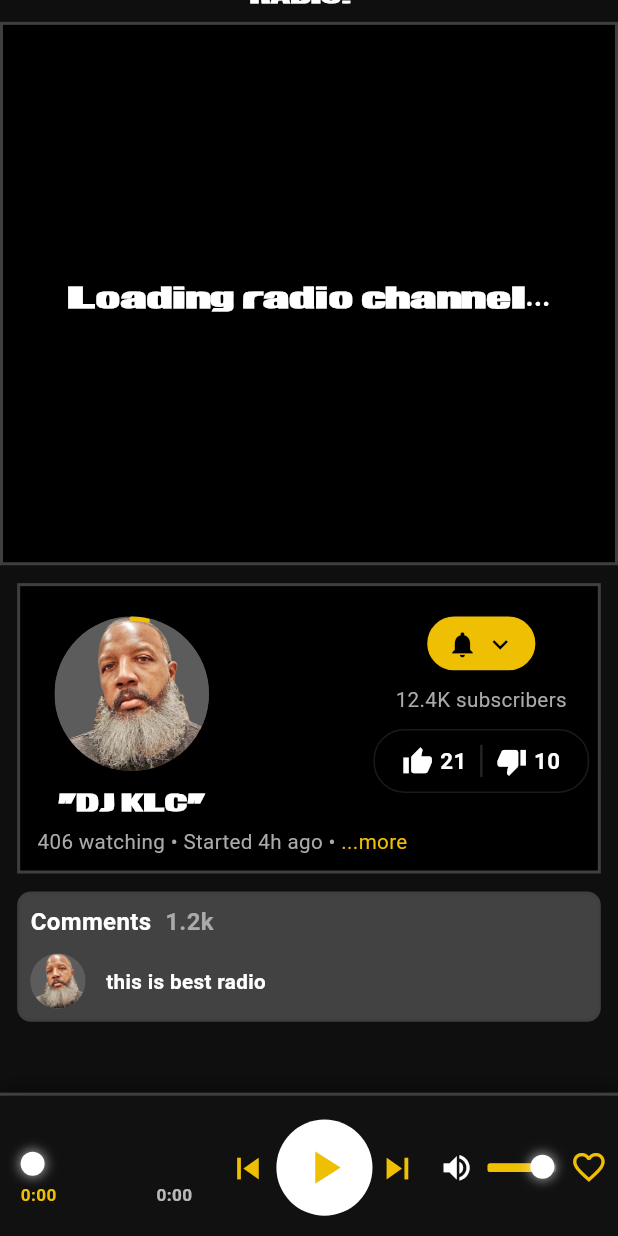
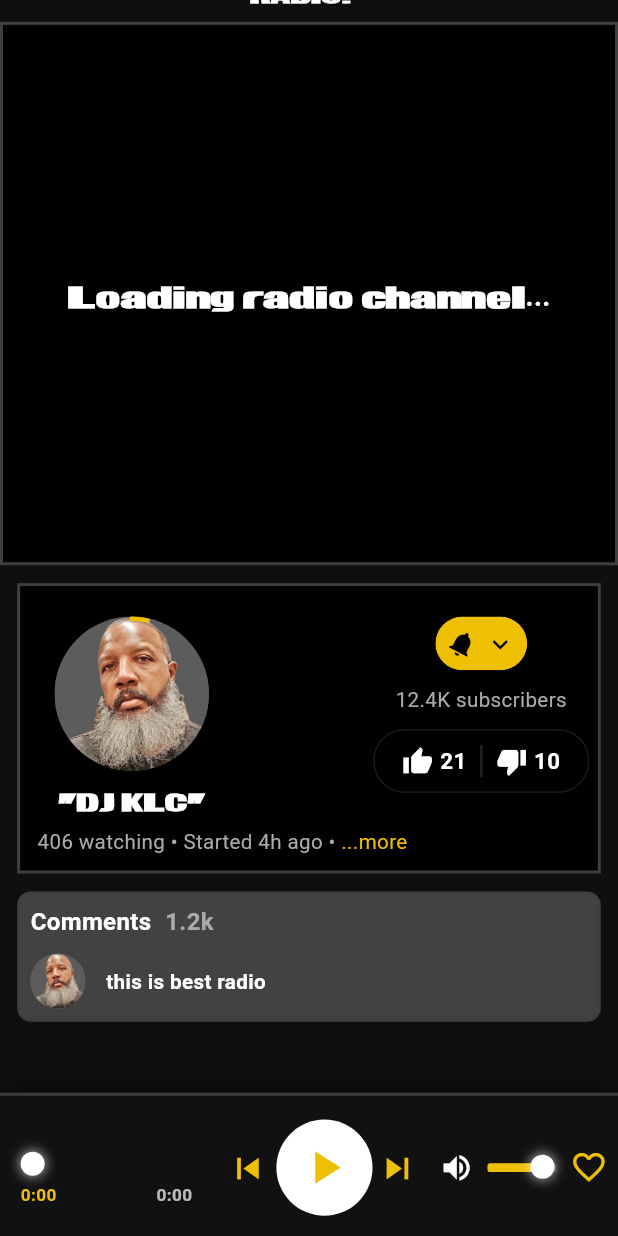
Before and after one commit to ali88367/yeekTV, a Flutter app: the AudioScreen screen opened directly, scrolled down 113 dp, after a tap on "Subscribe", on a phone screen of 412 x 824 dp. Run offline on Flutter 3.47's test engine with Material 3 defaults, Android fonts, the phone set to English and light mode, and no system bars; our stand-ins replace animated_text_kit, cached_network_image, cloud_firestore, firebase_core, flutter_screenutil, get and 3 more; missing offline and left inert: audio_visualizer, flutter_animate_on_scroll; accounts and stored records are empty; network calls fail.

Commit message:
perfect audio player

```diff
--- a/lib/Widgets/audio_screen/channel_info_box.dart
+++ b/lib/Widgets/audio_screen/channel_info_box.dart
@@ -165,7 +165,6 @@ class ChannelInfoBox extends StatelessWidget {
                       showParticles.value = false;
                       Future.delayed(const Duration(milliseconds: 200), () {
                         isSubscribed.value = true;
-                        bellAnimationController.forward();
                       });
                     });
                   } else {
@@ -223,12 +222,14 @@ class ChannelInfoBox extends StatelessWidget {
         ),
 
         // Description (if expanded)
-        Obx(() => isExpanded.value
-            ? DescriptionSection(
-                isExpanded: isDescExpanded,
-                audioController: audioController,
-              )
-            : SizedBox()),
+        Obx(
+          () => isExpanded.value
+              ? DescriptionSection(
+                  isExpanded: isDescExpanded,
+                  audioController: audioController,
+                )
+              : SizedBox(),
+        ),
       ],
     );
   }
--- a/lib/Widgets/audio_screen/subscribe_button.dart
+++ b/lib/Widgets/audio_screen/subscribe_button.dart
@@ -1,9 +1,10 @@
+import 'dart:math' as math;
 import 'package:flutter/material.dart';
 import 'package:flutter_screenutil/flutter_screenutil.dart';
 import 'package:get/get.dart';
 import 'custom_painters.dart';
 
-class SubscribeButton extends StatelessWidget {
+class SubscribeButton extends StatefulWidget {
   final RxBool isSubscribed;
   final RxBool showParticles;
   final AnimationController particleAnimationController;
@@ -21,13 +22,32 @@ class SubscribeButton extends StatelessWidget {
     required this.onTap,
   }) : super(key: key);
 
+  @override
+  State<SubscribeButton> createState() => _SubscribeButtonState();
+}
+
+enum _ButtonState {
+  initial, // "Subscribe" text, white background
+  animating, // Hot pink, shrinking, showing bell
+  finalState, // Gold, bell + arrow
+}
+
+class _SubscribeButtonState extends State<SubscribeButton> {
+  static const _fullWidth = 150.0; // base dp before ScreenUtil
+  static const _collapsedWidth =
+      53.6; // 20% smaller than 92.0 (92 * 0.8 = 73.6)
+
+  _ButtonState _buttonState = _ButtonState.initial;
+  bool _showArrow = false;
+  late final Worker _subWorker;
+
   Widget _buildParticleAnimation() {
     return AnimatedBuilder(
-      animation: particleAnimationController,
+      animation: widget.particleAnimationController,
       builder: (context, child) {
         return CustomPaint(
           painter: ParticlePainter(
-            progress: particleAnimationController.value,
+            progress: widget.particleAnimationController.value,
             buttonWidth: 150.w,
             buttonHeight: 30.h,
           ),
@@ -38,22 +58,110 @@ class SubscribeButton extends StatelessWidget {
   }
 
   @override
+  void initState() {
+    super.initState();
+
+    // Listen to subscription changes to reset button when unsubscribed
+    _subWorker = ever<bool>(widget.isSubscribed, (subscribed) {
+      if (!mounted) return;
+
+      if (!subscribed) {
+        // Reset to initial state when unsubscribed
+        setState(() {
+          _buttonState = _ButtonState.initial;
+          _showArrow = false;
+        });
+      }
+    });
+  }
+
+  void _handleButtonTap() {
+    // Only start animation if in initial state
+    if (_buttonState != _ButtonState.initial) {
+      widget.onTap();
+      return;
+    }
+
+    // Immediately change to hot pink and start shrinking
+    setState(() {
+      _buttonState = _ButtonState.animating;
+      _showArrow = false;
+    });
+
+    // Trigger particle animation and subscription logic
+    widget.onTap();
+
+    // Ring bell once smoothly, show arrow immediately with bell ring
+    try {
+      widget.bellAnimationController.stop();
+      widget.bellAnimationController.reset();
+
+      // Show arrow immediately when bell starts ringing
+      setState(() {
+        _showArrow = true;
+      });
+
+      // Smooth bell animation: forward, pause, then reverse
+      widget.bellAnimationController.forward(from: 0).then((_) {
+        if (!mounted) return;
+        // Small pause at peak for smoother feel
+        Future.delayed(const Duration(milliseconds: 150), () {
+          if (!mounted) return;
+          // Reverse smoothly
+          widget.bellAnimationController.reverse().then((_) {
+            // Change to gold after bell finishes
+            if (!mounted) return;
+            setState(() {
+              _buttonState = _ButtonState.finalState;
+            });
+          });
+        });
+      });
+    } catch (_) {
+      // If animation fails, show final state anyway
+      if (mounted) {
+        setState(() {
+          _showArrow = true;
+          _buttonState = _ButtonState.finalState;
+        });
+      }
+    }
+  }
+
+  @override
+  void dispose() {
+    _subWorker.dispose();
+    super.dispose();
+  }
+
+  @override
   Widget build(BuildContext context) {
-    return Obx(() {
-      if (!isSubscribed.value) {
-        // Subscribe button (not subscribed)
+    // Determine button state based on local animation state
+    final width = (_buttonState == _ButtonState.initial)
+        ? _fullWidth.w
+        : _collapsedWidth.w;
+
+    // Background color: white → gold (on click) → gold (after bell)
+    final bgColor = _buttonState == _ButtonState.initial
+        ? Colors.white
+        : const Color(0xFFEFBF04); // Your gold for both animating + final
+
     return GestureDetector(
-          onTap: onTap,
+      onTap: _handleButtonTap,
       child: ClipRRect(
         borderRadius: BorderRadius.circular(18.r),
-            child: Container(
-              width: 150.w,
+        child: AnimatedContainer(
+          duration: const Duration(milliseconds: 320),
+          curve: Curves.easeInOutCubic,
+          width: width,
           height: 30.h,
           decoration: BoxDecoration(
-                color: Colors.white,
+            color: bgColor,
             borderRadius: BorderRadius.circular(18.r),
             border: Border.all(
-                  color: Colors.white.withOpacity(0.2),
+              color: _buttonState == _ButtonState.initial
+                  ? Colors.white.withOpacity(0.2)
+                  : const Color(0xFFEFBF04),
               width: 1,
             ),
             boxShadow: [
@@ -66,28 +174,89 @@ class SubscribeButton extends StatelessWidget {
           ),
           child: Stack(
             children: [
+              // Inner border (keeps design consistent in both states)
               Container(
                 decoration: BoxDecoration(
-                      border: Border.all(
-                        color: const Color(0xFFEFBF04),
-                        width: 3,
-                      ),
+                  border: Border.all(color: const Color(0xFFEFBF04), width: 3),
                   borderRadius: BorderRadius.circular(18.r),
                 ),
                 child: Center(
+                  child: AnimatedSwitcher(
+                    duration: const Duration(milliseconds: 220),
+                    switchInCurve: Curves.easeOut,
+                    switchOutCurve: Curves.easeIn,
+                    transitionBuilder: (child, anim) {
+                      return FadeTransition(
+                        opacity: anim,
+                        child: SizeTransition(
+                          sizeFactor: anim,
+                          axis: Axis.horizontal,
+                          axisAlignment: -1.0,
+                          child: child,
+                        ),
+                      );
+                    },
+                    child: _buttonState == _ButtonState.initial
+                        ? Center(
                             child: Text(
                               "Subscribe",
+                              key: const ValueKey('subscribe_text'),
                               style: TextStyle(
                                 color: Colors.black,
                                 fontSize: 14.sp,
                                 fontWeight: FontWeight.w800,
                               ),
                             ),
+                          )
+                        : AnimatedBuilder(
+                            key: ValueKey('bell_${_showArrow}'),
+                            animation: widget.bellAnimationController,
+                            builder: (context, _) {
+                              // Create natural left-right ring effect using sine wave
+                              // Rotate from -0.5 to +0.5 radians (about -29° to +29°) for visible ring
+                              final progress =
+                                  widget.bellAnimationController.value;
+                              // Use sine wave for natural bell ring motion (left-right oscillation)
+                              // Forward: 0 to π (left to right), Reverse: π to 0 (right to left)
+                              final angle = math.sin(progress * math.pi) * 0.5;
+
+                              final bell = Transform.rotate(
+                                angle: angle,
+                                child: Icon(
+                                  Icons.notifications,
+                                  color: Colors.black,
+                                  size: 18.sp,
+                                ),
+                              );
+
+                              if (!_showArrow) {
+                                return Center(child: bell);
+                              }
+
+                              return Center(
+                                child: Row(
+                                  mainAxisSize: MainAxisSize.min,
+                                  mainAxisAlignment: MainAxisAlignment.center,
+                                  children: [
+                                    bell,
+                                    SizedBox(width: 4.w),
+                                    Icon(
+                                      Icons.keyboard_arrow_down,
+                                      color: Colors.black,
+                                      size: 18.sp,
+                                    ),
+                                  ],
+                                ),
+                              );
+                            },
                           ),
                   ),
-                  // Particle animation overlay
+                ),
+              ),
+
+              // Particle animation overlay (only during subscribe tap flow)
               Obx(
-                    () => showParticles.value
+                () => widget.showParticles.value
                     ? _buildParticleAnimation()
                     : const SizedBox(),
               ),
@@ -96,64 +265,5 @@ class SubscribeButton extends StatelessWidget {
         ),
       ),
     );
-      } else {
-        // Subscribed state with bell and down arrow inside one button
-        return GestureDetector(
-          onTap: onTap,
-          child: AnimatedBuilder(
-            animation: bellRotationAnimation,
-            builder: (context, child) {
-              return Container(
-                height: 30.h,
-                padding: EdgeInsets.symmetric(horizontal: 8.w),
-                decoration: BoxDecoration(
-                  color: const Color(0xFFEFBF04),
-                  borderRadius: BorderRadius.circular(18.r),
-                  border: Border.all(color: const Color(0xFFEFBF04), width: 1),
-                  boxShadow: [
-                    BoxShadow(
-                      color: Colors.black.withOpacity(0.2),
-                      blurRadius: 8,
-                      offset: const Offset(0, 2),
-                    ),
-                  ],
-                ),
-                child: Container(
-                  decoration: BoxDecoration(
-                    border: Border.all(
-                      color: const Color(0xFFEFBF04),
-                      width: 3,
-                    ),
-                    borderRadius: BorderRadius.circular(18.r),
-                  ),
-                  child: Row(
-                    mainAxisSize: MainAxisSize.min,
-                    mainAxisAlignment: MainAxisAlignment.center,
-                    children: [
-                      // Bell icon
-                      Transform.rotate(
-                        angle: bellRotationAnimation.value,
-                        child: Icon(
-                          Icons.notifications,
-                          color: Colors.black,
-                          size: 18.sp,
-                        ),
-                      ),
-                      SizedBox(width: 4.w),
-                      // Down arrow icon
-                      Icon(
-                        Icons.keyboard_arrow_down,
-                        color: Colors.black,
-                        size: 18.sp,
-                      ),
-                    ],
-                  ),
-                ),
-              );
-            },
-          ),
-        );
-      }
-    });
   }
 }
```
Lines whose indentation alone changed are shown as unchanged.
